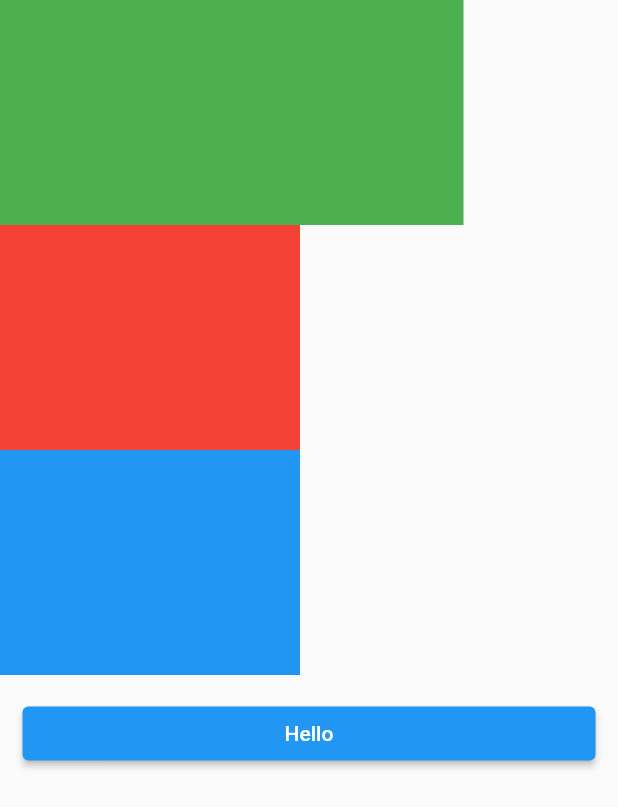
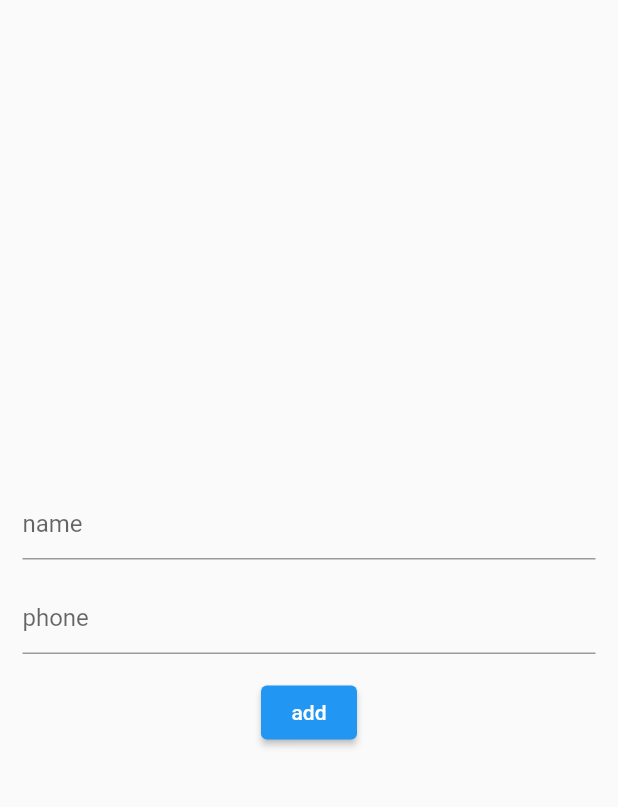
Before and after one commit to ArGendi/Nasr_52, a Flutter app: the screen it shows after launch, on a phone screen of 412 x 824 dp. Shown: the top 807 px of the screen. Run offline on Flutter 3.47's test engine with Material 2 defaults, Android fonts, the phone set to English and light mode, and no system bars; our stand-ins replace animated_splash_screen, flutter_animate, hive, hive_flutter, lottie, page_transition; accounts and stored records are empty.

Commit message:
hive and textfields

```diff
--- a/lib/main.dart
+++ b/lib/main.dart
@@ -1,10 +1,17 @@
 import 'package:flutter/material.dart';
+import 'package:flutter_nasr_52_multiple_pages/screens/add_contact.dart';
 import 'package:flutter_nasr_52_multiple_pages/screens/home_screen.dart';
 import 'package:flutter_nasr_52_multiple_pages/screens/profile_screen.dart';
 import 'package:flutter_nasr_52_multiple_pages/screens/responsive_screen.dart';
 import 'package:flutter_nasr_52_multiple_pages/screens/splash_screen.dart';
+import 'package:flutter_nasr_52_multiple_pages/screens/text_formfeild_screen.dart';
+import 'package:flutter_nasr_52_multiple_pages/screens/textfield_screen.dart';
+import 'package:hive/hive.dart';
+import 'package:hive_flutter/hive_flutter.dart';
 
-void main(){
+void main() async{
+  await Hive.initFlutter();
+  await Hive.openBox('contacts');
   runApp(MyApp());
 }
 
@@ -15,7 +22,10 @@ class MyApp extends StatelessWidget {
   Widget build(BuildContext context) {
     return MaterialApp(
       routes: {
-        '/': (context) => ResponsiveScreen(),
+        '/': (context) => AddContactScreen(),
+        'text form field': (context) => TextFormFieldScreen(),
+        'text field': (context) => TextFieldScreen(),
+        'responsive': (context) => ResponsiveScreen(),
         'splash' : (context) => SplashScreen(),
         'home': (context) => HomeScreen(),
         'profile': (context) => ProfileScreen(),
--- /dev/null
+++ b/lib/models/contact.dart
@@ -0,0 +1,6 @@
+class Contact{
+  String? name;
+  String? phone;
+
+  Contact({this.name, this.phone});
+}
--- /dev/null
+++ b/lib/screens/add_contact.dart
@@ -0,0 +1,87 @@
+import 'package:flutter/material.dart';
+import 'package:hive/hive.dart';
+
+class AddContactScreen extends StatefulWidget {
+  const AddContactScreen({super.key});
+
+  @override
+  State<AddContactScreen> createState() => _AddContactScreenState();
+}
+
+class _AddContactScreenState extends State<AddContactScreen> {
+  String? name;
+  String? phone;
+  GlobalKey<FormState> formKey = GlobalKey<FormState>();
+
+  @override
+  Widget build(BuildContext context) {
+    return Scaffold(
+      body: Center(
+        child: Padding(
+          padding: const EdgeInsets.all(15.0),
+          child: Form(
+            key: formKey,
+            child: Column(
+              mainAxisAlignment: MainAxisAlignment.center,
+              children: [
+                TextFormField(
+                  onSaved: (value){
+                    name = value;
+                  },
+                  validator: (value){
+                    if(value!.isEmpty){
+                      return 'Enter name';
+                    }
+                    else{
+                      return null;
+                    }
+                  },
+                  decoration: InputDecoration(
+                    hintText: 'name',
+                  ),
+                ),
+                SizedBox(height: 15,),
+                TextFormField(
+                  onSaved: (value){
+                    phone = value;
+                  },
+                  validator: (value){
+                    if(value!.isEmpty){
+                      return 'Enter phone';
+                    }
+                    else if(value.length != 11){
+                      return 'Invaled phone number';
+                    }
+                    else{
+                      return null;
+                    }
+                  },
+                  keyboardType: TextInputType.phone,
+                  decoration: InputDecoration(
+                    hintText: 'phone',
+                  ),
+                ),
+                SizedBox(height: 15),
+                ElevatedButton(
+                  onPressed: () async{
+                    bool valid = formKey.currentState!.validate();
+                    if(valid){
+                      formKey.currentState!.save();
+                      var box = Hive.box('contacts');
+                      await box.add({
+                        'name' : name,
+                        'phone': phone,
+                      });
+                      ScaffoldMessenger.of(context).showSnackBar(SnackBar(backgroundColor: Colors.green ,content: Text('Added succesfully'),));
+                    }
+                  },
+                  child : Text('add'),
+                ),
+              ],
+            ),
+          ),
+        ),
+      )
+    );
+  }
+}
--- a/pubspec.yaml
+++ b/pubspec.yaml
@@ -39,6 +39,8 @@ dependencies:
   animated_splash_screen: ^1.3.0
   flutter_animate: ^4.2.0+1
   page_transition: ^2.1.0
+  hive: ^2.2.3
+  hive_flutter: ^1.1.0
 
 dev_dependencies:
   flutter_test:
```
Also changed, not shown: lib/screens/show_contact.dart (added, +39 -0 lines), lib/screens/text_formfeild_screen.dart (added, +162 -0 lines), lib/screens/textfield_screen.dart (added, +120 -0 lines), pubspec.lock, 1 other file.
